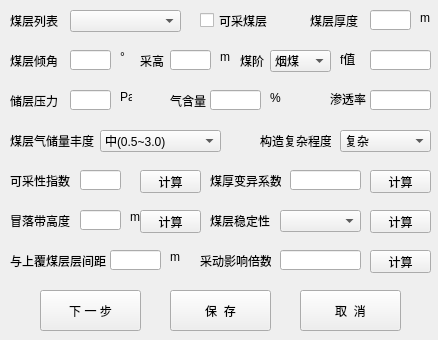
wyrover/cbm, file python/cbm/uifiles/coal_param_dlg.ui: the form before one commit.
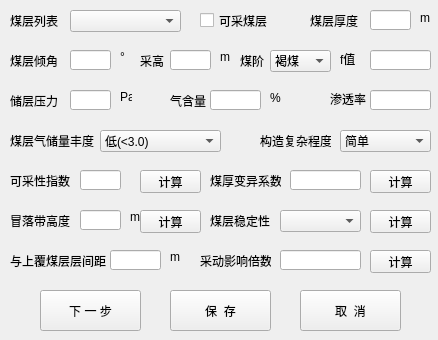
The form after the commit. Icons and pictures are not drawn.

The edit to the form file:
```diff
--- a/python/cbm/uifiles/coal_param_dlg.ui
+++ b/python/cbm/uifiles/coal_param_dlg.ui
@@ -417,6 +417,16 @@
      <height>22</height>
     </rect>
    </property>
+   <item>
+    <property name="text">
+     <string>简单</string>
+    </property>
+   </item>
+   <item>
+    <property name="text">
+     <string>中等</string>
+    </property>
+   </item>
    <item>
     <property name="text">
      <string>复杂</string>
@@ -470,11 +480,6 @@
      <height>22</height>
     </rect>
    </property>
-   <item>
-    <property name="text">
-     <string>烟煤</string>
-    </property>
-   </item>
    <item>
     <property name="text">
      <string>褐煤</string>
@@ -505,6 +510,11 @@
      <height>22</height>
     </rect>
    </property>
+   <item>
+    <property name="text">
+     <string>低(&lt;3.0)</string>
+    </property>
+   </item>
    <item>
     <property name="text">
      <string>中(0.5~3.0)</string>
```
Left out of the diff: 22 changed lines with no effect on the pictures.
